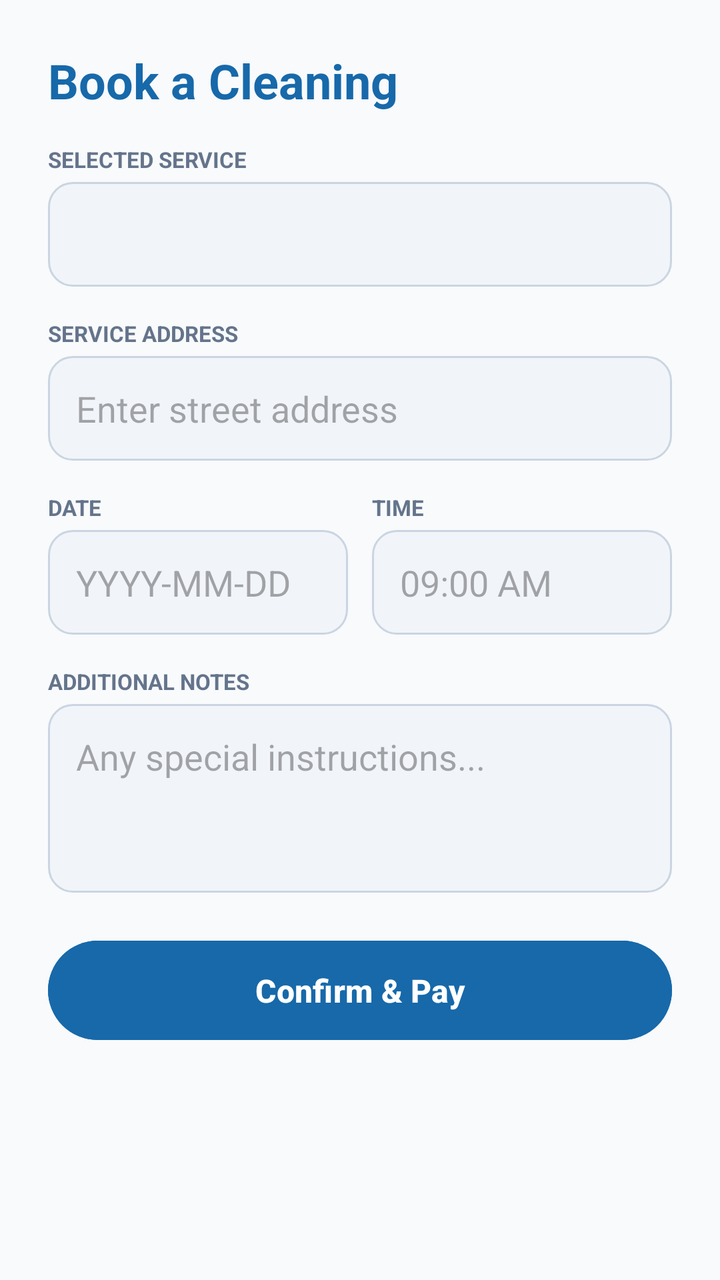
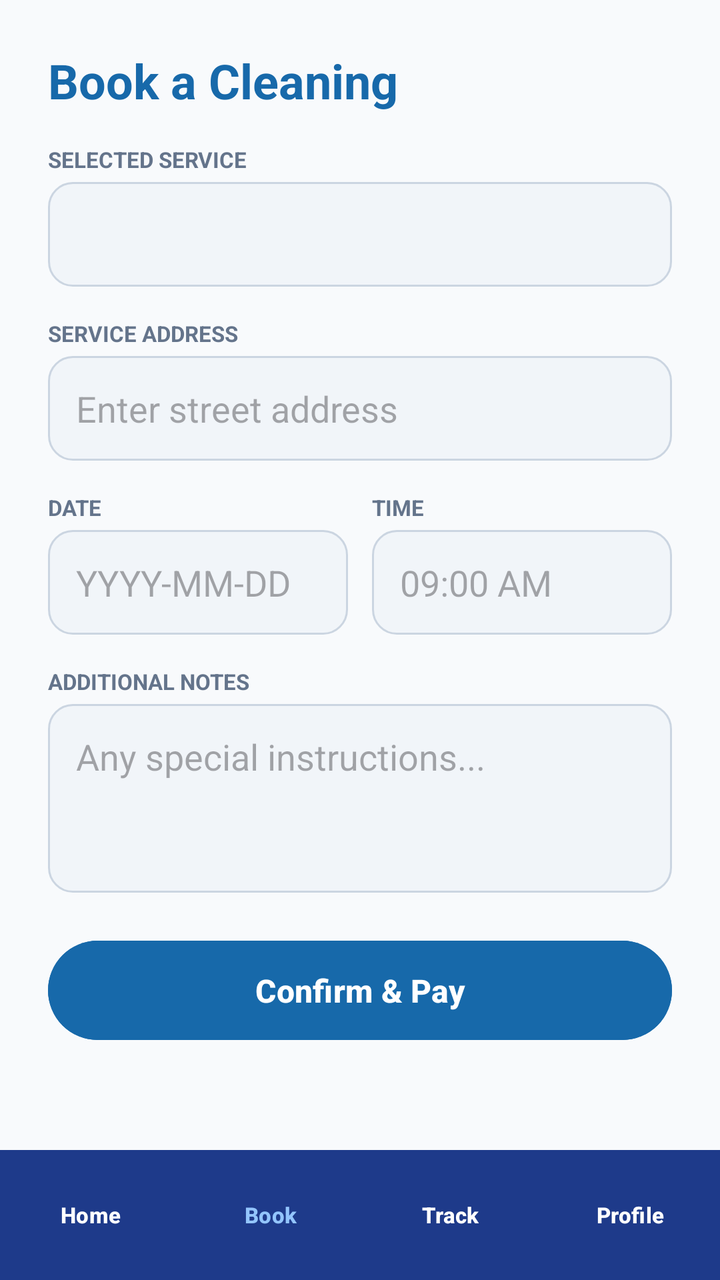

The first picture is an Android layout as it rendered before a commit; the second is the same layout after the commit. The layout source and the unified diff follow.
<!-- AndroidManifest.xml: application theme Theme.Masandaza -->
<!-- res/layout/activity_booking.xml -->
<?xml version="1.0" encoding="utf-8"?>
<ScrollView xmlns:android="http://schemas.android.com/apk/res/android"
    android:layout_width="match_parent"
    android:layout_height="match_parent"
    android:background="@color/brand_bg"
    android:fillViewport="true">

    <LinearLayout
        android:layout_width="match_parent"
        android:layout_height="wrap_content"
        android:orientation="vertical"
        android:padding="24dp">

        <TextView
            android:layout_width="wrap_content"
            android:layout_height="wrap_content"
            android:text="Book a Cleaning"
            android:textColor="@color/brand_royal_blue"
            android:textSize="24sp"
            android:textStyle="bold" />

        <TextView
            android:layout_width="wrap_content"
            android:layout_height="wrap_content"
            android:text="SELECTED SERVICE"
            android:textSize="11sp"
            android:textColor="#64748B"
            android:textStyle="bold"
            android:layout_marginTop="16dp"/>

        <EditText
            android:id="@+id/etBookingService"
            android:layout_width="match_parent"
            android:layout_height="wrap_content"
            android:enabled="false"
            android:padding="14dp"
            android:background="@drawable/bg_rounded_input"
            android:textColor="@color/brand_dark_slate"
            android:textStyle="bold"
            android:layout_marginTop="4dp"
            android:layout_marginBottom="16dp"/>

        <TextView
            android:layout_width="wrap_content"
            android:layout_height="wrap_content"
            android:text="SERVICE ADDRESS"
            android:textSize="11sp"
            android:textColor="#64748B"
            android:textStyle="bold"/>

        <EditText
            android:id="@+id/etBookingAddress"
            android:layout_width="match_parent"
            android:layout_height="wrap_content"
            android:hint="Enter street address"
            android:padding="14dp"
            android:background="@drawable/bg_rounded_input"
            android:layout_marginTop="4dp"
            android:layout_marginBottom="16dp"/>

        <LinearLayout
            android:layout_width="match_parent"
            android:layout_height="wrap_content"
            android:orientation="horizontal"
            android:layout_marginBottom="16dp">

            <LinearLayout
                android:layout_width="0dp"
                android:layout_height="wrap_content"
                android:layout_weight="1"
                android:orientation="vertical"
                android:layout_marginEnd="6dp">

                <TextView
                    android:layout_width="wrap_content"
                    android:layout_height="wrap_content"
                    android:text="DATE"
                    android:textSize="11sp"
                    android:textColor="#64748B"
                    android:textStyle="bold"/>

                <EditText
                    android:id="@+id/etBookingDate"
                    android:layout_width="match_parent"
                    android:layout_height="wrap_content"
                    android:hint="YYYY-MM-DD"
                    android:padding="14dp"
                    android:background="@drawable/bg_rounded_input"
                    android:layout_marginTop="4dp"/>
            </LinearLayout>

            <LinearLayout
                android:layout_width="0dp"
                android:layout_height="wrap_content"
                android:layout_weight="1"
                android:orientation="vertical"
                android:layout_marginStart="6dp">

                <TextView
                    android:layout_width="wrap_content"
                    android:layout_height="wrap_content"
                    android:text="TIME"
                    android:textSize="11sp"
                    android:textColor="#64748B"
                    android:textStyle="bold"/>

                <EditText
                    android:id="@+id/etBookingTime"
                    android:layout_width="match_parent"
                    android:layout_height="wrap_content"
                    android:hint="09:00 AM"
                    android:padding="14dp"
                    android:background="@drawable/bg_rounded_input"
                    android:layout_marginTop="4dp"/>
            </LinearLayout>
        </LinearLayout>

        <TextView
            android:layout_width="wrap_content"
            android:layout_height="wrap_content"
            android:text="ADDITIONAL NOTES"
            android:textSize="11sp"
            android:textColor="#64748B"
            android:textStyle="bold"/>

        <EditText
            android:id="@+id/etBookingNotes"
            android:layout_width="match_parent"
            android:layout_height="wrap_content"
            android:hint="Any special instructions..."
            android:padding="14dp"
            android:lines="3"
            android:gravity="top"
            android:background="@drawable/bg_rounded_input"
            android:layout_marginTop="4dp"
            android:layout_marginBottom="20dp"/>

        <Button
            android:id="@+id/btnConfirmBooking"
            android:layout_width="match_parent"
            android:layout_height="wrap_content"
            android:text="Confirm &amp; Pay"
            android:textColor="@color/white"
            android:backgroundTint="@color/brand_royal_blue"
            android:padding="14dp"
            android:textSize="16sp"
            android:textStyle="bold"/>

    </LinearLayout>
</ScrollView>
<!-- resources referenced by this layout -->
<resources>
  <color name="brand_bg">#F8FAFC</color>
  <color name="brand_dark_slate">#1A2530</color>
  <color name="brand_royal_blue">#1769AA</color>
  <color name="white">#FFFFFF</color>
  <!-- drawable bg_rounded_input (drawable) -->
  <?xml version="1.0" encoding="utf-8"?>
  <shape xmlns:android="http://schemas.android.com/apk/res/android"
      android:shape="rectangle">
      <solid android:color="#F1F5F9" />
      <corners android:radius="12dp" />
      <stroke android:width="1dp" android:color="#CBD5E1" />
  </shape>
  <style name="Theme.Masandaza" parent="Base.Theme.Masandaza" />
  <style name="Base.Theme.Masandaza" parent="Theme.Material3.DayNight.NoActionBar">
          
          
      </style>
</resources>

<!-- the commit's change to res/layout/activity_booking.xml (unified diff, before → after) -->
@@ -1,4 +1,9 @@
 <?xml version="1.0" encoding="utf-8"?>
+<RelativeLayout xmlns:android="http://schemas.android.com/apk/res/android"
+    android:layout_width="match_parent"
+    android:layout_height="match_parent"
+    android:background="#F8FAFC">
+
 <ScrollView xmlns:android="http://schemas.android.com/apk/res/android"
     android:layout_width="match_parent"
     android:layout_height="match_parent"
@@ -148,3 +153,69 @@
 
     </LinearLayout>
 </ScrollView>
+
+    
+    <FrameLayout
+        android:id="@+id/bottomNavContainer"
+        android:layout_width="match_parent"
+        android:layout_height="wrap_content"
+        android:layout_alignParentBottom="true">
+        <include layout="@layout/view_customer_bottom_nav" />
+    </FrameLayout>
+
+</RelativeLayout>
+<!-- res/layout/view_customer_bottom_nav.xml (included above) -->
+<?xml version="1.0" encoding="utf-8"?>
+<LinearLayout xmlns:android="http://schemas.android.com/apk/res/android"
+    android:layout_width="match_parent"
+    android:layout_height="65dp"
+    android:orientation="horizontal"
+    android:background="#1E3A8A"
+    android:elevation="12dp"
+    android:gravity="center_vertical"
+    android:weightSum="4">
+
+    <Button
+        android:id="@+id/navBtnHome"
+        android:layout_width="0dp"
+        android:layout_height="match_parent"
+        android:layout_weight="1"
+        android:text="Home"
+        android:textColor="#FFFFFF"
+        android:textSize="11sp"
+        android:textStyle="bold"
+        android:backgroundTint="@android:color/transparent" />
+
+    <Button
+        android:id="@+id/navBtnBook"
+        android:layout_width="0dp"
+        android:layout_height="match_parent"
+        android:layout_weight="1"
+        android:text="Book"
+        android:textColor="#93C5FD"
+        android:textSize="11sp"
+        android:textStyle="bold"
+        android:backgroundTint="@android:color/transparent" />
+
+    <Button
+        android:id="@+id/navBtnTrack"
+        android:layout_width="0dp"
+        android:layout_height="match_parent"
+        android:layout_weight="1"
+        android:text="Track"
+        android:textColor="#FFFFFF"
+        android:textSize="11sp"
+        android:textStyle="bold"
+        android:backgroundTint="@android:color/transparent" />
+
+    <Button
+        android:id="@+id/navBtnProfile"
+        android:layout_width="0dp"
+        android:layout_height="match_parent"
+        android:layout_weight="1"
+        android:text="Profile"
+        android:textColor="#FFFFFF"
+        android:textSize="11sp"
+        android:textStyle="bold"
+        android:backgroundTint="@android:color/transparent" />
+</LinearLayout>
